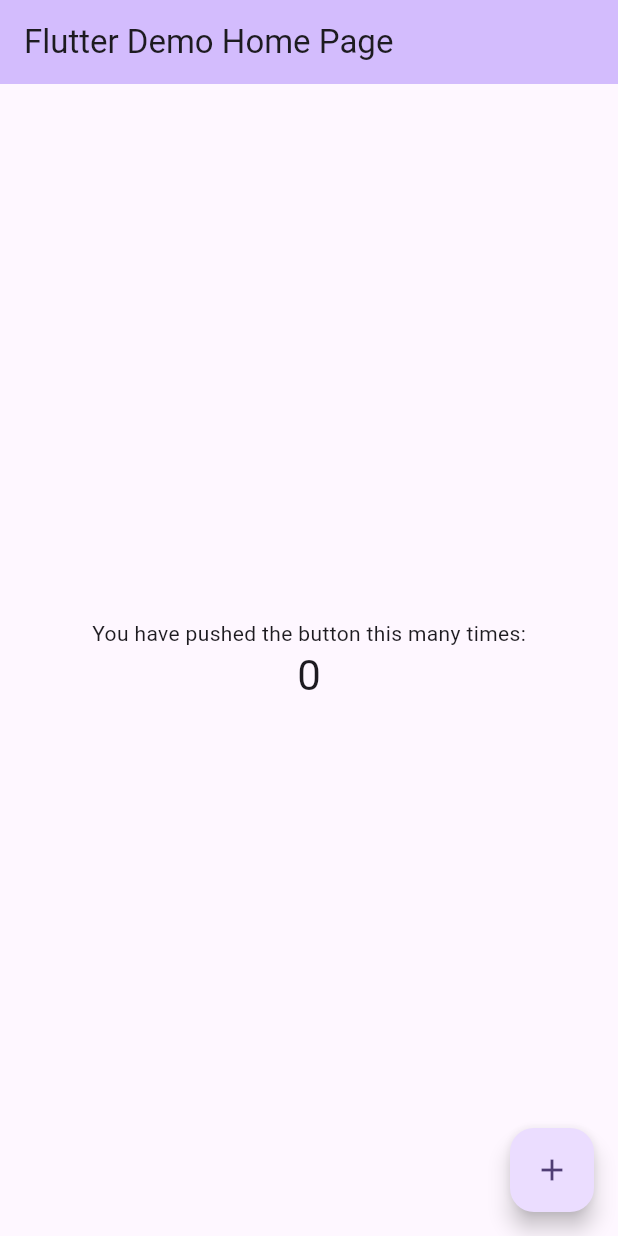
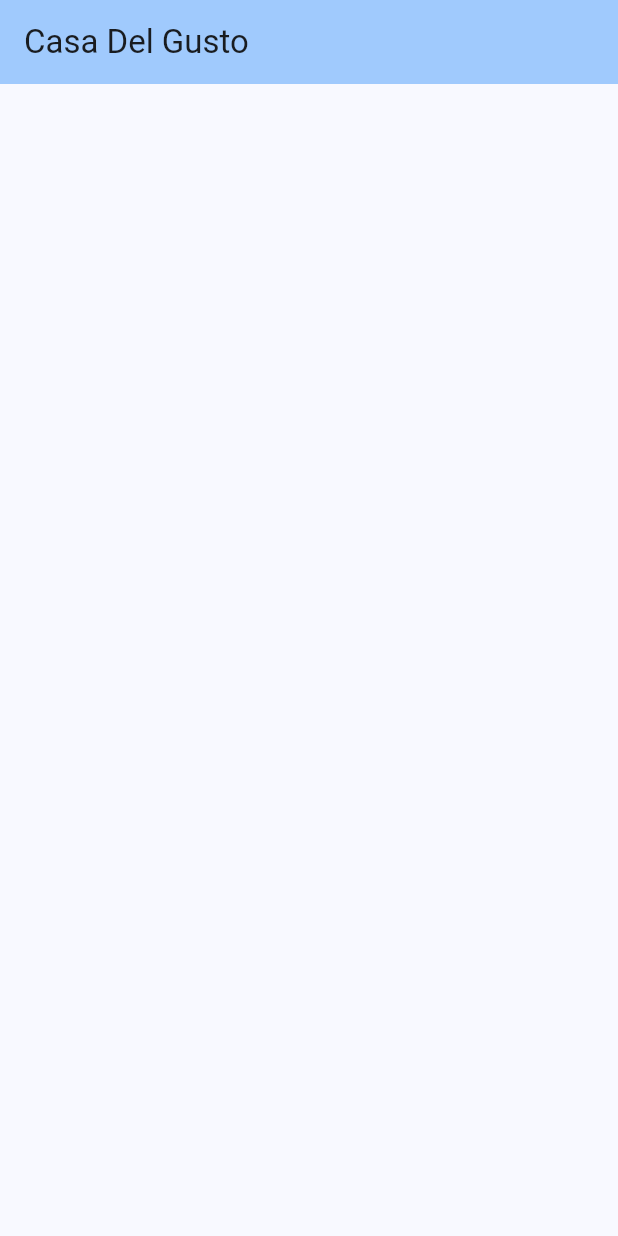
Before and after one commit to Sathira-Wijeratne/Restaurant-Billing-System-Mobile-App, a Flutter app: the screen it shows after launch, on a phone screen of 412 x 824 dp. Run offline on Flutter 3.47's test engine with Material 3 defaults, Android fonts, the phone set to English and light mode, and no system bars; our stand-ins replace cloud_firestore, firebase_core; accounts and stored records are empty.

Commit message:
implement home_page

```diff
--- a/lib/main.dart
+++ b/lib/main.dart
@@ -1,122 +1,25 @@
+import 'package:billingapp/screens/home_page.dart';
 import 'package:flutter/material.dart';
+import 'package:firebase_core/firebase_core.dart';
 
-void main() {
-  runApp(const MyApp());
+Future<void> main() async {
+  WidgetsFlutterBinding.ensureInitialized();
+  await Firebase.initializeApp();
+
+  runApp(CasaDelGusto());
 }
 
-class MyApp extends StatelessWidget {
-  const MyApp({super.key});
+class CasaDelGusto extends StatelessWidget {
+  const CasaDelGusto({super.key});
 
-  // This widget is the root of your application.
   @override
   Widget build(BuildContext context) {
     return MaterialApp(
-      title: 'Flutter Demo',
+      title: 'Casa Del Gusto',
       theme: ThemeData(
-        // This is the theme of your application.
-        //
-        // TRY THIS: Try running your application with "flutter run". You'll see
-        // the application has a purple toolbar. Then, without quitting the app,
-        // try changing the seedColor in the colorScheme below to Colors.green
-        // and then invoke "hot reload" (save your changes or press the "hot
-        // reload" button in a Flutter-supported IDE, or press "r" if you used
-        // the command line to start the app).
-        //
-        // Notice that the counter didn't reset back to zero; the application
-        // state is not lost during the reload. To reset the state, use hot
-        // restart instead.
-        //
-        // This works for code too, not just values: Most code changes can be
-        // tested with just a hot reload.
-        colorScheme: ColorScheme.fromSeed(seedColor: Colors.deepPurple),
+        colorScheme: ColorScheme.fromSeed(seedColor: Colors.blue)
       ),
-      home: const MyHomePage(title: 'Flutter Demo Home Page'),
+      home: HomePage(title: 'Casa Del Gusto'),
     );
   }
 }
-
-class MyHomePage extends StatefulWidget {
-  const MyHomePage({super.key, required this.title});
-
-  // This widget is the home page of your application. It is stateful, meaning
-  // that it has a State object (defined below) that contains fields that affect
-  // how it looks.
-
-  // This class is the configuration for the state. It holds the values (in this
-  // case the title) provided by the parent (in this case the App widget) and
-  // used by the build method of the State. Fields in a Widget subclass are
-  // always marked "final".
-
-  final String title;
-
-  @override
-  State<MyHomePage> createState() => _MyHomePageState();
-}
-
-class _MyHomePageState extends State<MyHomePage> {
-  int _counter = 0;
-
-  void _incrementCounter() {
-    setState(() {
-      // This call to setState tells the Flutter framework that something has
-      // changed in this State, which causes it to rerun the build method below
-      // so that the display can reflect the updated values. If we changed
-      // _counter without calling setState(), then the build method would not be
-      // called again, and so nothing would appear to happen.
-      _counter++;
-    });
-  }
-
-  @override
-  Widget build(BuildContext context) {
-    // This method is rerun every time setState is called, for instance as done
-    // by the _incrementCounter method above.
-    //
-    // The Flutter framework has been optimized to make rerunning build methods
-    // fast, so that you can just rebuild anything that needs updating rather
-    // than having to individually change instances of widgets.
-    return Scaffold(
-      appBar: AppBar(
-        // TRY THIS: Try changing the color here to a specific color (to
-        // Colors.amber, perhaps?) and trigger a hot reload to see the AppBar
-        // change color while the other colors stay the same.
-        backgroundColor: Theme.of(context).colorScheme.inversePrimary,
-        // Here we take the value from the MyHomePage object that was created by
-        // the App.build method, and use it to set our appbar title.
-        title: Text(widget.title),
-      ),
-      body: Center(
-        // Center is a layout widget. It takes a single child and positions it
-        // in the middle of the parent.
-        child: Column(
-          // Column is also a layout widget. It takes a list of children and
-          // arranges them vertically. By default, it sizes itself to fit its
-          // children horizontally, and tries to be as tall as its parent.
-          //
-          // Column has various properties to control how it sizes itself and
-          // how it positions its children. Here we use mainAxisAlignment to
-          // center the children vertically; the main axis here is the vertical
-          // axis because Columns are vertical (the cross axis would be
-          // horizontal).
-          //
-          // TRY THIS: Invoke "debug painting" (choose the "Toggle Debug Paint"
-          // action in the IDE, or press "p" in the console), to see the
-          // wireframe for each widget.
-          mainAxisAlignment: MainAxisAlignment.center,
-          children: <Widget>[
-            const Text('You have pushed the button this many times:'),
-            Text(
-              '$_counter',
-              style: Theme.of(context).textTheme.headlineMedium,
-            ),
-          ],
-        ),
-      ),
-      floatingActionButton: FloatingActionButton(
-        onPressed: _incrementCounter,
-        tooltip: 'Increment',
-        child: const Icon(Icons.add),
-      ), // This trailing comma makes auto-formatting nicer for build methods.
-    );
-  }
-}
--- /dev/null
+++ b/lib/screens/home_page.dart
@@ -0,0 +1,43 @@
+import 'package:cloud_firestore/cloud_firestore.dart';
+import 'package:flutter/material.dart';
+
+class HomePage extends StatefulWidget {
+  const HomePage({super.key, required this.title});
+
+  final String title;
+
+  @override
+  State<HomePage> createState() => _HomePageState();
+}
+
+class _HomePageState extends State<HomePage> {
+  final db = FirebaseFirestore.instance;
+
+  void getItems() {
+    db.collection("items").get().then(
+        (querySnapshot) {
+          print("Sucesssfully completed");
+
+          for(var docSnapshot in querySnapshot.docs){
+            print('${docSnapshot.id} => {docSnapshot.data()}');
+          }
+        },
+      onError: (e) => print("Error completing : $e"),
+    );
+  }
+
+  @override
+  Widget build(BuildContext context) {
+    return Scaffold(
+        appBar: AppBar(
+          title: Text(widget.title),
+          backgroundColor: Theme.of(context).colorScheme.inversePrimary,
+        ),
+        body: Column(
+          children: [
+            Row(
+              children: [
+              ],)
+          ],),);
+  }
+}
```
Also changed, not shown: 1 other file.
